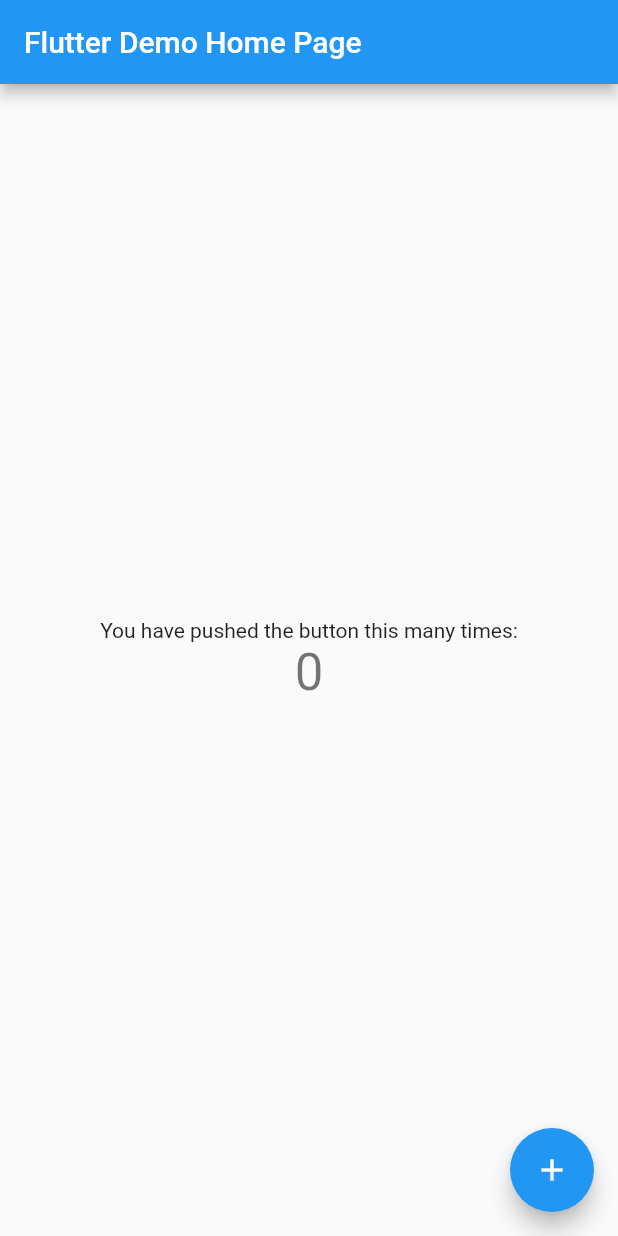
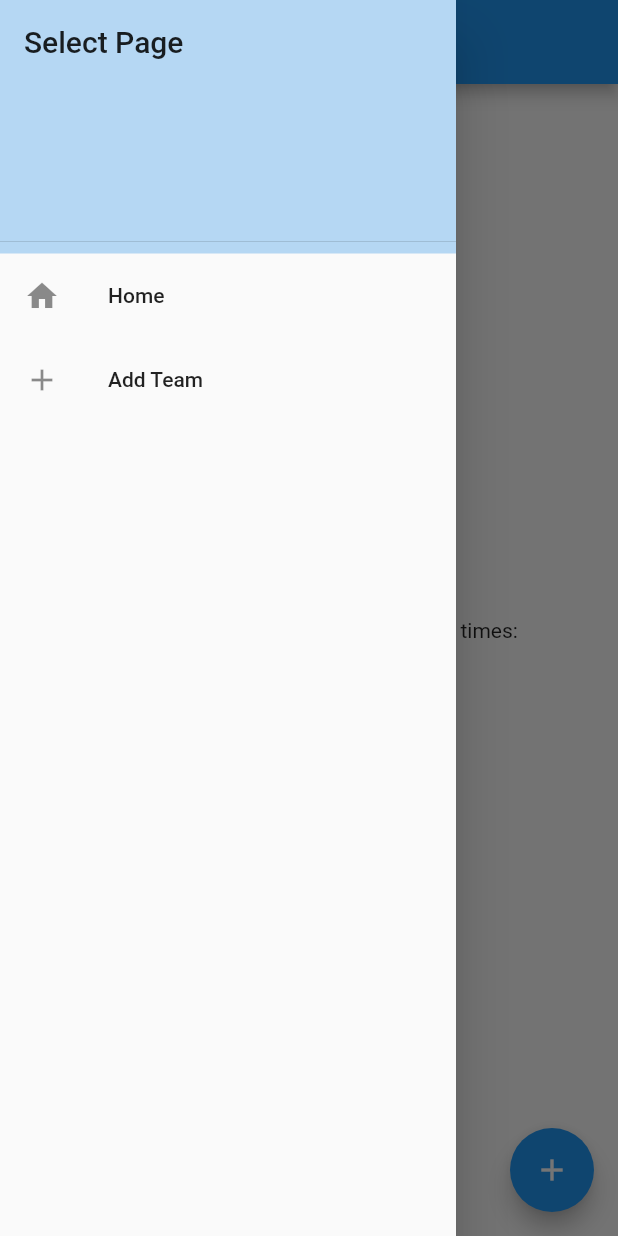
Before and after one commit to aryankapoorr/Fantasy-App, a Flutter app: the screen it shows after launch, with the side drawer open (before the commit the screen has no drawer), on a phone screen of 412 x 824 dp. Run offline on Flutter 3.47's test engine with Material 2 defaults, Android fonts, the phone set to English and light mode, and no system bars.

Commit message:
drawer + routing

```diff
--- /dev/null
+++ b/lib/drawer.dart
@@ -0,0 +1,38 @@
+import 'package:fantasy_app/add_team.dart';
+import 'package:fantasy_app/main.dart';
+import 'package:fantasy_app/routes.dart';
+import 'package:flutter/material.dart';
+import './routes.dart';
+
+Widget CreateDrawer(BuildContext context) {
+  return Drawer(
+    child: ListView(
+      padding: EdgeInsets.zero,
+      children: <Widget>[
+        Container(
+          color: Color.fromARGB(126, 110, 179, 235),
+          child: DrawerHeader(
+            child: Text(
+              'Select Page',
+              style: TextStyle(fontSize: 20),
+            ),
+          ),
+        ),
+        ListTile(
+          leading: Icon(Icons.home),
+          title: Text('Home'),
+          onTap: () {
+            Navigator.pushReplacementNamed(context, MyApp.routeName);
+          },
+        ),
+        ListTile(
+          leading: Icon(Icons.add),
+          title: Text('Add Team'),
+          onTap: () {
+            Navigator.pushReplacementNamed(context, AddTeam.routeName);
+          },
+        ),
+      ],
+    ),
+  );
+}
--- a/lib/main.dart
+++ b/lib/main.dart
@@ -1,4 +1,7 @@
+import 'package:fantasy_app/drawer.dart';
+import 'package:fantasy_app/routes.dart';
 import 'package:flutter/material.dart';
+import './add_team.dart';
 
 void main() {
   runApp(const MyApp());
@@ -7,40 +10,27 @@ void main() {
 class MyApp extends StatelessWidget {
   const MyApp({Key? key}) : super(key: key);
 
+  static const String routeName = '/home';
+
   // This widget is the root of your application.
   @override
   Widget build(BuildContext context) {
     return MaterialApp(
-      title: 'Flutter Demo',
+      title: 'FFB ',
       theme: ThemeData(
-        // This is the theme of your application.
-        //
-        // Try running your application with "flutter run". You'll see the
-        // application has a blue toolbar. Then, without quitting the app, try
-        // changing the primarySwatch below to Colors.green and then invoke
-        // "hot reload" (press "r" in the console where you ran "flutter run",
-        // or simply save your changes to "hot reload" in a Flutter IDE).
-        // Notice that the counter didn't reset back to zero; the application
-        // is not restarted.
         primarySwatch: Colors.blue,
       ),
-      home: const MyHomePage(title: 'Flutter Demo Home Page'),
+      home: const MyHomePage(title: 'Fantasy App'),
+      routes: {
+        routes.addTeam: (context) => AddTeam(),
+        routes.goHome: (context) => MyApp()
+      },
     );
   }
 }
 
 class MyHomePage extends StatefulWidget {
   const MyHomePage({Key? key, required this.title}) : super(key: key);
-
-  // This widget is the home page of your application. It is stateful, meaning
-  // that it has a State object (defined below) that contains fields that affect
-  // how it looks.
-
-  // This class is the configuration for the state. It holds the values (in this
-  // case the title) provided by the parent (in this case the App widget) and
-  // used by the build method of the State. Fields in a Widget subclass are
-  // always marked "final".
-
   final String title;
 
   @override
@@ -105,6 +95,7 @@ class _MyHomePageState extends State<MyHomePage> {
           ],
         ),
       ),
+      drawer: CreateDrawer(context),
       floatingActionButton: FloatingActionButton(
         onPressed: _incrementCounter,
         tooltip: 'Increment',
--- /dev/null
+++ b/lib/routes.dart
@@ -0,0 +1,8 @@
+import 'package:fantasy_app/main.dart';
+
+import './add_team.dart';
+
+class routes {
+  static const String addTeam = AddTeam.routeName;
+  static const String goHome = MyApp.routeName;
+}
```
Also changed, not shown: lib/add_team.dart (added, +17 -0 lines).
